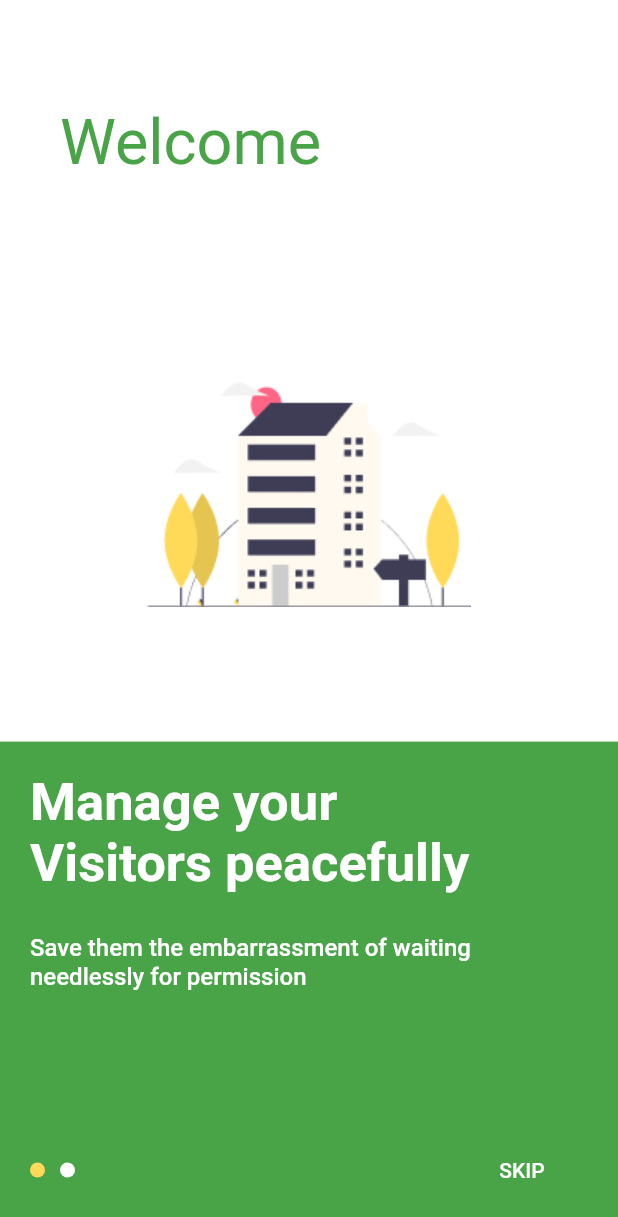
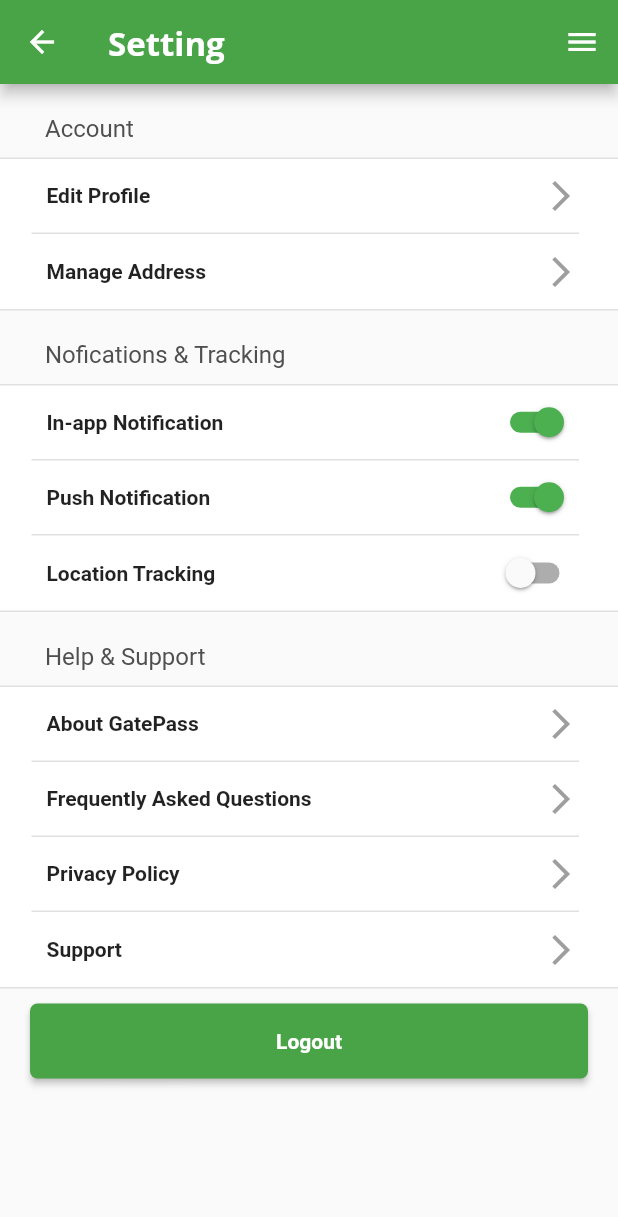
Before and after one commit to hngi/flutter-gateApp., a Flutter app: the screen it shows after launch, on a phone screen of 412 x 824 dp. Shown: the top 1217 px of the screen. Run offline on Flutter 3.47's test engine with Material 2 defaults, Android fonts, the phone set to English and light mode, and no system bars; our stand-ins replace validators.

Commit message:
feature(setting page) :
[finishes #PTID]

```diff
--- a/lib/pages/Add_Estate.dart
+++ b/lib/pages/Add_Estate.dart
@@ -40,7 +40,8 @@ class _AddEstateState extends State<AddEstate> {
     return Form(
             key: _formkey,
           child: Scaffold(
-        body: Stack(children: <Widget>[
+        body: Stack(
+          children: <Widget>[
           ListView(
             padding: EdgeInsets.symmetric(horizontal: 28.0, vertical: 20.0),
             children: <Widget>[
--- /dev/null
+++ b/lib/pages/settings.dart
@@ -0,0 +1,243 @@
+import 'package:flutter/material.dart';
+import 'package:flutter/services.dart';
+import 'package:gateapp/utils/colors.dart';
+import 'package:gateapp/widgets/ActionButton/action_button.dart';
+
+import 'package:gateapp/utils/helpers.dart';
+
+class Settings extends StatefulWidget {
+  @override
+  _SettingState createState() => _SettingState();
+}
+
+class _SettingState extends State<Settings> {
+
+
+  @override
+  Widget build(BuildContext context) {
+
+    return Scaffold(
+      appBar: GateManHelpers.appBar(context, 'Setting'),
+      body: ListView(
+
+        children: <Widget>[
+
+//          Account
+
+          Container(
+            padding: EdgeInsets.only(top: 20.0, left: 30.0),
+            child: Text(
+              'Account',
+              style: TextStyle(
+                fontSize: 16.0,
+                color: GateManColors.textColor,
+              ),
+
+            ),
+          ),
+          SizedBox(height: 10.0),
+          Container(
+              padding: const EdgeInsets.fromLTRB(5.0, 0.0, 10.0, 0.0),
+              decoration: BoxDecoration(
+                color: Colors.white,
+                border: Border(
+                    top: BorderSide(color: Colors.grey[300]),
+                    bottom: BorderSide(color: Colors.grey[300])),
+              ),
+              child: Column(
+                children: <Widget>[
+                  Container(
+                    child: bottom_menu('Edit Profile', () {},
+                        Border(bottom: BorderSide(color: Colors.grey[300]))),
+
+                  ),
+                  Container(
+                    child: bottom_menu('Manage Address', () {},
+                        Border(bottom: BorderSide.none)),
+                  ),
+                ],
+              )
+          ),
+
+//          Notification & Tracking
+
+          Container(
+            padding: EdgeInsets.only(top: 20.0, left: 30.0),
+            child: Text(
+              'Nofications & Tracking',
+              style: TextStyle(
+                fontSize: 16.0,
+                color: GateManColors.textColor,
+              ),
+
+            ),
+          ),
+          SizedBox(height: 10.0),
+          Container(
+              padding: const EdgeInsets.fromLTRB(5.0, 0.0, 10.0, 0.0),
+              decoration: BoxDecoration(
+                color: Colors.white,
+                border: Border(
+                    top: BorderSide(color: Colors.grey[300]),
+                    bottom: BorderSide(color: Colors.grey[300])),
+              ),
+              child: Column(
+                children: <Widget>[
+                  Container(
+                    child: _NotifAndTracking('In-app Notification', () {},
+                        Border(bottom: BorderSide(color: Colors.grey[300])), true),
+
+                  ),
+                  Container(
+                    child: _NotifAndTracking('Push Notification', () {},
+                        Border(bottom: BorderSide(color: Colors.grey[300])), true)
+                  ),
+
+                  Container(
+                    child: _NotifAndTracking('Location Tracking', () {},
+                        Border(bottom: BorderSide.none), false),
+                  ),
+                ],
+              )
+          ),
+
+//           Help & Support
+
+
+          Container(
+            padding: EdgeInsets.only(top: 20.0, left: 30.0),
+            child: Text(
+              'Help & Support',
+              style: TextStyle(
+                fontSize: 16.0,
+                color: GateManColors.textColor,
+              ),
+
+            ),
+          ),
+          SizedBox(height: 10.0),
+          Container(
+              padding: const EdgeInsets.fromLTRB(5.0, 0.0, 10.0, 0.0),
+              decoration: BoxDecoration(
+                color: Colors.white,
+                border: Border(
+                    top: BorderSide(color: Colors.grey[300]),
+                    bottom: BorderSide(color: Colors.grey[300])),
+              ),
+              child: Column(
+                children: <Widget>[
+                  Container(
+                    child: bottom_menu('About GatePass', () {},
+                        Border(bottom: BorderSide(color: Colors.grey[300]))),
+
+                  ),
+                  Container(
+                    child: bottom_menu('Frequently Asked Questions', () {},
+                        Border(bottom: BorderSide(color: Colors.grey[300]))),
+                  ),
+                  Container(
+                    child: bottom_menu('Privacy Policy', () {},
+                        Border(bottom: BorderSide(color: Colors.grey[300]))),
+                  ),
+                  Container(
+                    child: bottom_menu('Support', () {},
+                        Border(bottom: BorderSide.none)),                  ),
+                ],
+              )
+          ),
+
+//          Logout button
+
+          Container(
+              child: ActionButton(
+                buttonText: 'Logout',
+                onPressed: () {},
+              )
+          ),
+
+
+        ],
+      ),
+
+    );
+  }
+}
+
+class bottom_menu extends StatelessWidget {
+  String text;
+  Function onTap;
+  Border decoration;
+
+  bottom_menu(this.text, this.onTap, this.decoration);
+
+  @override
+  Widget build(BuildContext context) {
+    return FlatButton(
+      onPressed: onTap,
+      splashColor: Colors.green[500],
+      child: Container(
+        decoration: BoxDecoration(
+          border: decoration,
+        ),
+        height: 50,
+        child: Row(
+          mainAxisAlignment: MainAxisAlignment.spaceBetween,
+          children: <Widget>[
+            Padding(
+              padding: const EdgeInsets.fromLTRB(10.0, 0.0, 10.0, 0.0),
+              child:
+              Text(text, style: TextStyle(fontWeight: FontWeight.w600)),
+            ),
+            Icon(
+              Icons.arrow_forward_ios,
+              color: Colors.grey,
+            ),
+          ],
+        ),
+      ),
+    );
+  }
+}
+
+class _NotifAndTracking extends StatelessWidget {
+  String text;
+  Function onTap;
+  Border decoration;
+  bool isSwitched;
+
+  _NotifAndTracking(this.text, this.onTap, this.decoration, this.isSwitched);
+
+  @override
+  Widget build(BuildContext context) {
+    return FlatButton(
+      onPressed: onTap,
+      splashColor: Colors.green[500],
+      child: Container(
+        decoration: BoxDecoration(
+          border: decoration,
+        ),
+        height: 50,
+        child: Row(
+          mainAxisAlignment: MainAxisAlignment.spaceBetween,
+          children: <Widget>[
+            Padding(
+              padding: const EdgeInsets.fromLTRB(10.0, 0.0, 10.0, 0.0),
+              child:
+              Text(text, style: TextStyle(fontWeight: FontWeight.w600)),
+            ),
+            Switch(
+              value: isSwitched,
+              onChanged: (value) {
+//                setState(() {
+//                  isSwitched = value;
+//                });
+              },
+              activeTrackColor: Colors.green,
+              activeColor: Colors.green,
+            ),
+          ],
+        ),
+      ),
+    );
+  }
+}
--- a/lib/pages/splash_screen.dart
+++ b/lib/pages/splash_screen.dart
@@ -10,7 +10,7 @@ class SplashScreen extends StatelessWidget {
     // ));
 
     Future.delayed(Duration(seconds: 5), () {
-      Navigator.pushReplacementNamed(context, '/pager');
+      Navigator.pushReplacementNamed(context, '/setting');
     });
 
     return Scaffold(
--- a/lib/routes/routes.dart
+++ b/lib/routes/routes.dart
@@ -4,6 +4,7 @@ import 'package:flutter/material.dart';
 import 'package:gateapp/pages/Add_Estate.dart';
 import 'package:gateapp/pages/Pager/pager.dart';
 import 'package:gateapp/pages/Select_Estate.dart';
+import 'package:gateapp/pages/settings.dart';
 import 'package:gateapp/pages/splash_screen.dart';
 import 'package:gateapp/pages/add_permission.dart';
 import 'package:gateapp/pages/user_type.dart';
@@ -33,6 +34,9 @@ class Routes {
       case '/select-estate':
               return MaterialPageRoute(builder: (context) => ManageAddress());
 
+    case '/setting':
+              return MaterialPageRoute(builder: (context) => Settings());
+
       default:
         return MaterialPageRoute(
           builder: (context) => Scaffold(
```
